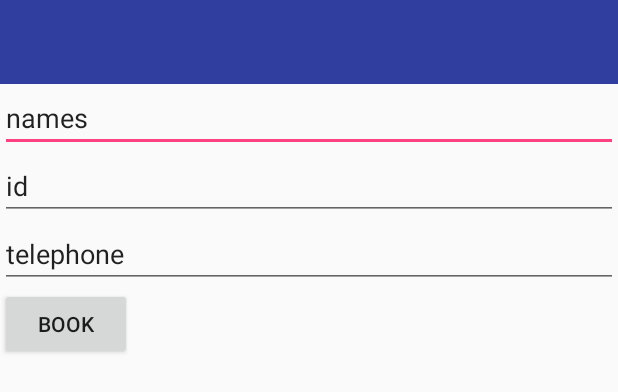
After one commit to samchuckie/Mobile_train_Booking, an Android app: the layout activity_home.xml on its own in the app's theme, with its tools: preview values and no code run, on a phone screen of 412 x 824 dp. The commit adds this screen. Shown: the top 392 px of the screen. Run offline under Robolectric (Android 15) with nearby library versions, the phone set to English and light mode, and no system bars.

Commit message:
Added Navigation drawer

```diff
--- /dev/null
+++ b/app/src/main/res/layout/activity_home.xml
@@ -0,0 +1,62 @@
+<?xml version="1.0" encoding="utf-8"?>
+<android.support.v4.widget.DrawerLayout xmlns:android="http://schemas.android.com/apk/res/android"
+    xmlns:tools="http://schemas.android.com/tools"
+    android:layout_width="match_parent"
+    android:layout_height="match_parent"
+    xmlns:app="http://schemas.android.com/apk/res-auto"
+    android:id="@+id/drawers"
+    tools:context=".Home">
+
+    <LinearLayout
+        android:layout_width="match_parent"
+        android:layout_height="match_parent"
+        android:orientation="vertical"
+        >
+        <android.support.v7.widget.Toolbar
+            android:id="@+id/toolbar"
+            android:layout_width="match_parent"
+            android:layout_height="?android:actionBarSize"
+            android:background="?android:colorPrimaryDark"
+            android:theme="@style/AppTheme"
+            android:fitsSystemWindows="true"
+
+            />
+
+
+        <EditText
+            android:layout_width="match_parent"
+            android:layout_height="wrap_content"
+            android:id="@+id/names"
+            tools:text="names"
+            />
+        <EditText
+            android:layout_width="match_parent"
+            android:layout_height="wrap_content"
+            android:id="@+id/id"
+            tools:text="id"
+
+            />
+        <EditText
+            android:layout_width="match_parent"
+            android:layout_height="wrap_content"
+            android:id="@+id/telephone"
+            tools:text="telephone"
+
+            />
+        <Button
+            android:layout_width="wrap_content"
+            android:layout_height="wrap_content"
+            android:text="Book"
+            />
+
+    </LinearLayout>
+    <android.support.design.widget.NavigationView
+        android:id="@+id/train_nav"
+        android:layout_width="wrap_content"
+        android:layout_height="match_parent"
+        android:layout_gravity="start"
+        android:fitsSystemWindows="true"
+        app:menu="@menu/drawer_view"/>
+
+
+</android.support.v4.widget.DrawerLayout>
--- /dev/null
+++ b/app/src/main/res/menu/drawer_view.xml
@@ -0,0 +1,30 @@
+<?xml version="1.0" encoding="utf-8"?>
+<menu xmlns:android="http://schemas.android.com/apk/res/android">
+<group android:checkableBehavior="single">
+    <item
+        android:id="@+id/home_id"
+        android:title="Home"
+        >
+
+    </item>
+    <item
+        android:id="@+id/booking_id"
+        android:title="Booking"
+        >
+
+    </item>
+    <item
+        android:id="@+id/checking_id"
+        android:title="Checking"
+        >
+
+    </item>
+    <item
+        android:id="@+id/logout_id"
+        android:title="Logout"
+        >
+
+    </item>
+
+</group>
+</menu>
--- a/app/src/main/res/values/strings.xml
+++ b/app/src/main/res/values/strings.xml
@@ -1,3 +1,3 @@
 <resources>
-    <string name="app_name">Databasetests</string>
+    <string name="app_name">Tick-o</string>
 </resources>
--- a/app/src/main/res/values/styles.xml
+++ b/app/src/main/res/values/styles.xml
@@ -1,11 +1,18 @@
 <resources>
 
     <!-- Base application theme. -->
-    <style name="AppTheme" parent="Theme.AppCompat.Light.DarkActionBar">
+    <style name="AppThemeDefault" parent="Theme.AppCompat.Light.DarkActionBar">
         <!-- Customize your theme here. -->
         <item name="colorPrimary">@color/colorPrimary</item>
         <item name="colorPrimaryDark">@color/colorPrimaryDark</item>
         <item name="colorAccent">@color/colorAccent</item>
     </style>
+    <style name="AppTheme" parent="Theme.AppCompat.Light.NoActionBar">
+
+        <item name="colorPrimary">@android:color/white</item>
+        <item name="colorPrimaryDark">@color/colorPrimaryDark</item>
+        <item name="colorAccent">@color/colorAccent</item>
+        <item name="android:windowTranslucentStatus">true</item>
+    </style>
 
 </resources>
```
Also changed, not shown: app/src/main/AndroidManifest.xml (+6 -5 lines), app/src/main/java/com/example/asce/databasetests/Booking.java (added, +128 -0 lines), app/src/main/java/com/example/asce/databasetests/Date_checker.java (renamed from app/src/main/java/com/example/asce/databasetests/MainActivity.java, +21 -44 lines), app/src/main/java/com/example/asce/databasetests/Home.java (added, +100 -0 lines), app/src/main/java/com/example/asce/databasetests/Logger.java (+27 -9 lines), app/src/main/java/com/example/asce/databasetests/entry.java (+7 -4 lines), app/src/main/res/drawable/ic_menu_black_24dp.xml (added, +9 -0 lines), app/src/main/res/layout/activity_booking.xml (added, +37 -0 lines), app/src/main/res/layout/date_checker.xml (renamed from app/src/main/res/layout/activity_main.xml, +52 -12 lines).
